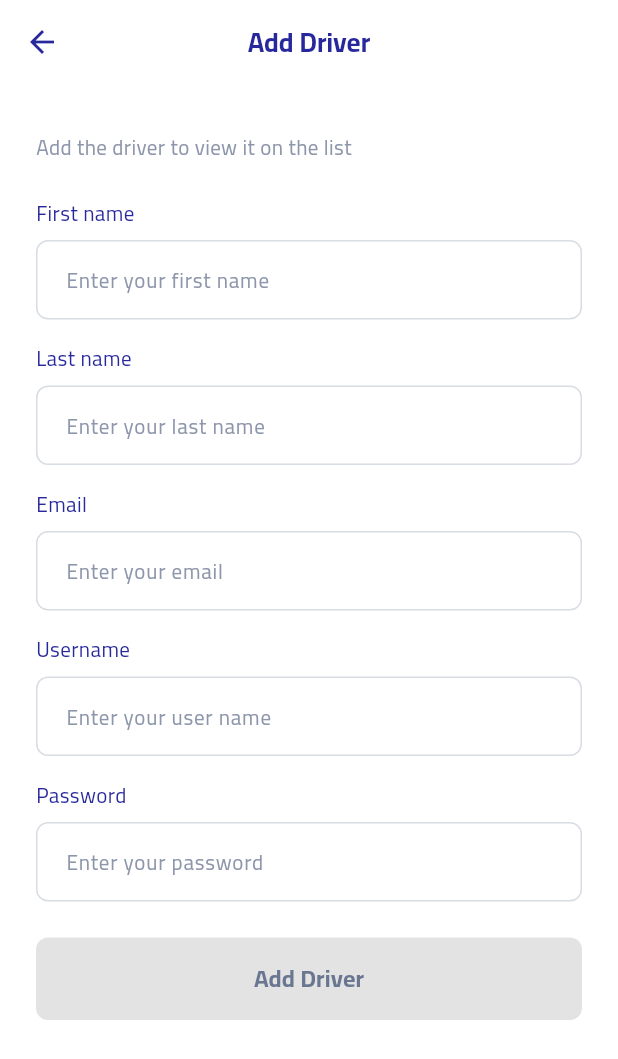
After one commit to drgtio/FLMS-MobileAPP, a Flutter app: the DriversListScreen screen opened by its route, after a tap on "Add Driver", on a phone screen of 412 x 824 dp. The commit adds this screen. Shown: the top 1059 px of the screen. Run offline on Flutter 3.47's test engine with Material 3 defaults, Android fonts, the phone set to English and light mode, and no system bars; our stand-ins replace connectivity_plus, dartz, dio, easy_localization, flutter_secure_storage, flutter_svg and 10 more; accounts and stored records are empty; generated files the repository leaves out were written again.

Commit message:
implement update driver and add driver ui

```diff
--- a/lib/core/assets/localizations/ar/main.json
+++ b/lib/core/assets/localizations/ar/main.json
@@ -1,6 +1,6 @@
 {
     "home": "الرئيسية",
     "vehicles": "السيارات",
-    "dirvers": "السائقين",
+    "drivers": "السائقين",
     "more": "المزيد"
 }
--- a/lib/core/assets/localizations/en/main.json
+++ b/lib/core/assets/localizations/en/main.json
@@ -1,6 +1,6 @@
 {
     "home": "Home",
     "vehicles": "Vehicles",
-    "dirvers": "Drivers",
+    "drivers": "Drivers",
     "more": "More"
 }
--- a/lib/core/components/edittext/edit_text_default.dart
+++ b/lib/core/components/edittext/edit_text_default.dart
@@ -39,6 +39,7 @@ class AppTextFieldDefault extends StatelessWidget {
           TextFormField(
             controller: controller,
             style: AppStyles.textSize14,
+            obscureText: obscureText,
             keyboardType: TextInputType.text,
             maxLength: 55,
             validator: validator,
--- a/lib/core/navigation/navigation_router.dart
+++ b/lib/core/navigation/navigation_router.dart
@@ -12,6 +12,12 @@ import 'package:v2x/features/home/presentation/home_view_model.dart';
 import 'package:v2x/features/main/presentation/main_screen.dart';
 import 'package:v2x/features/main/presentation/main_view_model.dart';
 import 'package:v2x/features/splash/splash_screen.dart';
+import 'package:v2x/features/drivers/domain/utils/constant_drivers.dart';
+import 'package:v2x/features/drivers/data/remote/response/remote_driver_model.dart';
+import 'package:v2x/features/drivers/presentation/adddriver/add_driver_screen.dart';
+import 'package:v2x/features/drivers/presentation/adddriver/add_driver_view_model.dart';
+import 'package:v2x/features/drivers/presentation/drivers_list_screen.dart';
+import 'package:v2x/features/drivers/presentation/drivers_list_view_model.dart';
 import 'package:v2x/features/vehicles/data/remote/response/remote_vehicle_model.dart';
 import 'package:v2x/features/vehicles/domain/utils/constant_vehicles.dart';
 import 'package:v2x/features/vehicles/presentation/addeditvehicle/add_edit_vehicle_screen.dart';
@@ -55,12 +61,12 @@ final GoRouter router = GoRouter(
           },
         ),
         GoRoute(
-          path: AppRoutes.home,
+          path: AppRoutes.drivers,
           name: 'drivers',
           builder: (context, state) {
-            return ChangeNotifierProvider<HomeViewModel>(
-              create: (_) => getIt<HomeViewModel>(),
-              child: const HomeScreen(),
+            return ChangeNotifierProvider<DriversListViewModel>(
+              create: (_) => getIt<DriversListViewModel>(),
+              child: const DriversListScreen(),
             );
           },
         ),
@@ -115,6 +121,23 @@ final GoRouter router = GoRouter(
       },
     ),
     GoRoute(
+      path: AppRoutes.addDriver,
+      builder: (context, state) {
+        final data = state.extra as Map<String, dynamic>?;
+        final onRefresh = data?[ConstantDrivers.onRefresh] as Function();
+        final selectedDriver =
+            data?[ConstantDrivers.selectedDriver] as RemoteDriverModel?;
+
+        return ChangeNotifierProvider<AddDriverViewModel>(
+          create: (_) => getIt<AddDriverViewModel>(),
+          child: AddDriverScreen(
+            onRefresh: onRefresh,
+            selectedDriver: selectedDriver,
+          ),
+        );
+      },
+    ),
+    GoRoute(
       path: AppRoutes.addVehicle,
       builder: (context, state) {
         final data = state.extra as Map<String, dynamic>?;
@@ -142,6 +165,7 @@ class AppRoutes {
   static const vehicles = '/lib/features/vehicles/presentation';
   static const addVehicle = '/lib/features/vehicles/presentation/addeditvehicle';
   static const drivers = '/lib/features/drivers/presentation';
+  static const addDriver = '/lib/features/drivers/presentation/adddriver';
   static const static = '/lib/features/more/presentation/static';
   static const lookupList = '/lib/features/vehicles/presentation/lookup';
   static const contactUs = '/lib/features/more/presentation/contactus';
--- a/lib/features/drivers/data/remote/remote_drivers_data_source.dart
+++ b/lib/features/drivers/data/remote/remote_drivers_data_source.dart
@@ -15,4 +15,13 @@ abstract class RemoteDriversDataSource {
     @Query('PageNumber') int? page,
     @Query('PageSize') int? pageSize,
   );
+
+  @POST('/management/user/')
+  Future<BaseResponse<dynamic>> addDriver(@Body() Map<String, dynamic> body);
+
+  @PUT('/management/user/{id}')
+  Future<BaseResponse<dynamic>> updateDriver(
+    @Path('id') String id,
+    @Body() Map<String, dynamic> body,
+  );
 }
--- a/lib/features/drivers/data/repository/drivers_repository_impl.dart
+++ b/lib/features/drivers/data/repository/drivers_repository_impl.dart
@@ -44,4 +44,51 @@ class DriversRepositoryImpl implements DriversRepository {
       );
     }
   }
+
+  @override
+  Future<bool?> addDriver(
+    String firstName,
+    String lastName,
+    String email,
+    String username,
+    String password,
+  ) async {
+    final response = await _remoteDataSource.addDriver({
+      'firstName': firstName,
+      'lastName': lastName,
+      'email': email,
+      'username': username,
+      'password': password,
+      'userType': 4,
+      'rolesId': [3],
+    });
+    return response.success;
+  }
+
+  @override
+  Future<bool?> updateDriver(
+    String id,
+    String firstName,
+    String lastName,
+    String email,
+    String username,
+    String? password,
+  ) async {
+    final Map<String, dynamic> body = {
+      'id': id,
+      'firstName': firstName,
+      'lastName': lastName,
+      'email': email,
+      'username': username,
+      'userType': 4,
+      'rolesId': [3],
+    };
+
+    if (password != null && password.isNotEmpty) {
+      body['password'] = password;
+    }
+
+    final response = await _remoteDataSource.updateDriver(id, body);
+    return response.success;
+  }
 }
--- a/lib/features/drivers/domain/repository/drivers_repository.dart
+++ b/lib/features/drivers/domain/repository/drivers_repository.dart
@@ -6,4 +6,21 @@ abstract class DriversRepository {
   Future<Either<AppException, RemoteDriversData>> getDriversList({
     required int page,
   });
+
+  Future<bool?> addDriver(
+    String firstName,
+    String lastName,
+    String email,
+    String username,
+    String password,
+  );
+
+  Future<bool?> updateDriver(
+    String id,
+    String firstName,
+    String lastName,
+    String email,
+    String username,
+    String? password,
+  );
 }
--- /dev/null
+++ b/lib/features/drivers/domain/usecases/add_driver_use_case.dart
@@ -0,0 +1,19 @@
+import 'package:injectable/injectable.dart';
+import 'package:v2x/features/drivers/domain/repository/drivers_repository.dart';
+
+@injectable
+class AddDriverUseCase {
+  final DriversRepository repository;
+
+  AddDriverUseCase(this.repository);
+
+  Future<bool?> call(
+    String firstName,
+    String lastName,
+    String email,
+    String username,
+    String password,
+  ) {
+    return repository.addDriver(firstName, lastName, email, username, password);
+  }
+}
--- /dev/null
+++ b/lib/features/drivers/domain/usecases/update_driver_use_case.dart
@@ -0,0 +1,27 @@
+import 'package:injectable/injectable.dart';
+import 'package:v2x/features/drivers/domain/repository/drivers_repository.dart';
+
+@injectable
+class UpdateDriverUseCase {
+  final DriversRepository repository;
+
+  UpdateDriverUseCase(this.repository);
+
+  Future<bool?> call(
+    String id,
+    String firstName,
+    String lastName,
+    String email,
+    String username,
+    String? password,
+  ) {
+    return repository.updateDriver(
+      id,
+      firstName,
+      lastName,
+      email,
+      username,
+      password,
+    );
+  }
+}
--- /dev/null
+++ b/lib/features/drivers/domain/usecases/validate_add_driver_use_case.dart
@@ -0,0 +1,19 @@
+import 'package:injectable/injectable.dart';
+
+@injectable
+class ValidateAddDriverUseCase {
+  bool call({
+    required String? firstName,
+    required String? lastName,
+    required String? email,
+    required String? username,
+    required String? password,
+    bool isEditMode = false,
+  }) {
+    return firstName?.isNotEmpty == true &&
+        lastName?.isNotEmpty == true &&
+        email?.isNotEmpty == true &&
+        username?.isNotEmpty == true &&
+        (isEditMode || password?.isNotEmpty == true);
+  }
+}
--- /dev/null
+++ b/lib/features/drivers/domain/utils/constant_drivers.dart
@@ -0,0 +1,4 @@
+class ConstantDrivers {
+  static const String onRefresh = 'onRefresh';
+  static const String selectedDriver = 'selectedDriver';
+}
--- /dev/null
+++ b/lib/features/drivers/presentation/adddriver/add_driver_screen.dart
@@ -0,0 +1,223 @@
+import 'package:easy_localization/easy_localization.dart';
+import 'package:flutter/material.dart';
+import 'package:go_router/go_router.dart';
+import 'package:v2x/core/components/button/filled_button.dart';
+import 'package:v2x/core/components/edittext/edit_text_default.dart';
+import 'package:v2x/core/components/toolbar/main_toolbar.dart';
+import 'package:v2x/core/di/service_locator.dart';
+import 'package:v2x/core/network/state/result_state.dart';
+import 'package:v2x/core/theme/app_colors.dart';
+import 'package:v2x/core/theme/app_style.dart';
+import 'package:v2x/core/utils/snack_bar.dart';
+import 'package:v2x/features/drivers/data/remote/response/remote_driver_model.dart';
+import 'package:v2x/features/drivers/presentation/adddriver/add_driver_view_model.dart';
+
+class AddDriverScreen extends StatefulWidget {
+  final Function() onRefresh;
+  final RemoteDriverModel? selectedDriver;
+
+  const AddDriverScreen({super.key, required this.onRefresh, this.selectedDriver});
+
+  @override
+  State<AddDriverScreen> createState() => _AddDriverScreenState();
+}
+
+class _AddDriverScreenState extends State<AddDriverScreen> {
+  final viewModel = getIt<AddDriverViewModel>();
+
+  final TextEditingController firstNameController = TextEditingController();
+  final TextEditingController lastNameController = TextEditingController();
+  final TextEditingController emailController = TextEditingController();
+  final TextEditingController usernameController = TextEditingController();
+  final TextEditingController passwordController = TextEditingController();
+
+  @override
+  void initState() {
+    firstNameController.addListener(_updateButtonState);
+    lastNameController.addListener(_updateButtonState);
+    emailController.addListener(_updateButtonState);
+    usernameController.addListener(_updateButtonState);
+    passwordController.addListener(_updateButtonState);
+    viewModel.addDriverState.addListener(_handleAddDriverNavigation);
+    viewModel.updateDriverState.addListener(_handleUpdateDriverNavigation);
+    _prefillIfEditMode();
+    super.initState();
+  }
+
+  @override
+  void dispose() {
+    firstNameController.dispose();
+    lastNameController.dispose();
+    emailController.dispose();
+    usernameController.dispose();
+    passwordController.dispose();
+    super.dispose();
+  }
+
+  void _handleAddDriverNavigation() {
+    final state = viewModel.addDriverState.value;
+    if (state is Success<bool?>) {
+      showSnackBarDefault(context, 'driver_added_successfully'.tr());
+      viewModel.addDriverState.value = Idle();
+      GoRouter.of(context).pop();
+      widget.onRefresh();
+    }
+  }
+
+  void _handleUpdateDriverNavigation() {
+    final state = viewModel.updateDriverState.value;
+    if (state is Success<bool?>) {
+      showSnackBarDefault(context, 'driver_updated_successfully'.tr());
+      viewModel.updateDriverState.value = Idle();
+      GoRouter.of(context).pop();
+      widget.onRefresh();
+    }
+  }
+
+  void _updateButtonState() {
+    viewModel.errorMessage = null;
+    viewModel.validateAddDriverButton(
+      firstNameController.text,
+      lastNameController.text,
+      emailController.text,
+      usernameController.text,
+      passwordController.text,
+      widget.selectedDriver != null,
+    );
+  }
+
+  void _onSubmitClick() {
+    if (widget.selectedDriver != null) {
+      viewModel.updateDriver(
+        widget.selectedDriver?.id ?? '',
+        firstNameController.text,
+        lastNameController.text,
+        emailController.text,
+        usernameController.text,
+        passwordController.text.trim().isEmpty ? null : passwordController.text,
+      );
+      return;
+    }
+
+    viewModel.addDriver(
+      firstNameController.text,
+      lastNameController.text,
+      emailController.text,
+      usernameController.text,
+      passwordController.text,
+    );
+  }
+
+  @override
+  Widget build(BuildContext context) {
+    return AnimatedBuilder(
+      animation: viewModel,
+      builder:
+          (context, _) => Scaffold(
+            appBar: MainToolbar(
+              title:
+                  widget.selectedDriver != null
+                      ? 'edit_driver'.tr()
+                      : 'add_driver'.tr(),
+              showBackButton: true,
+            ),
+            body: SingleChildScrollView(
+              child: Column(
+                crossAxisAlignment: CrossAxisAlignment.start,
+                children: [
+                  const SizedBox(height: 32),
+                  _buildSubTitle(),
+                  const SizedBox(height: 24),
+                  AppTextFieldDefault(
+                    hint: 'enter_first_name'.tr(),
+                    label: 'first_name'.tr(),
+                    controller: firstNameController,
+                    validator: (value) => null,
+                  ),
+                  const SizedBox(height: 16),
+                  AppTextFieldDefault(
+                    hint: 'enter_last_name'.tr(),
+                    label: 'last_name'.tr(),
+                    controller: lastNameController,
+                    validator: (value) => null,
+                  ),
+                  const SizedBox(height: 16),
+                  AppTextFieldDefault(
+                    hint: 'enter_email'.tr(),
+                    label: 'email'.tr(),
+                    controller: emailController,
+                    validator: (value) => null,
+                  ),
+                  const SizedBox(height: 16),
+                  AppTextFieldDefault(
+                    hint: 'enter_user_name'.tr(),
+                    label: 'user_name'.tr(),
+                    controller: usernameController,
+                    validator: (value) => null,
+                  ),
+                  const SizedBox(height: 16),
+                  AppTextFieldDefault(
+                    hint:
+                        widget.selectedDriver != null
+                            ? 'enter_new_password'.tr()
+                            : 'enter_password'.tr(),
+                    label:
+                        widget.selectedDriver != null
+                            ? 'new_password'.tr()
+                            : 'password'.tr(),
+                    controller: passwordController,
+                    obscureText: true,
+                    validator: (value) => null,
+                  ),
+                  const SizedBox(height: 24),
+                  ValueListenableBuilder<ResultState<bool?>>(
+                    valueListenable:
+                        widget.selectedDriver != null
+                            ? viewModel.updateDriverState
+                            : viewModel.addDriverState,
+                    builder: (context, state, _) {
+                      return AppFilledButton(
+                        label:
+                            widget.selectedDriver != null
+                                ? 'edit'.tr()
+                                : 'add_driver'.tr(),
+                        isLoading: state is Loading,
+                        isEnabled: viewModel.isButtonEnabled,
+                        onClick: _onSubmitClick,
+                      );
+                    },
+                  ),
+                ],
+              ),
+            ),
+          ),
+    );
+  }
+
+  Widget _buildSubTitle() => Padding(
+    padding: const EdgeInsets.symmetric(horizontal: 24),
+    child: Text(
+      widget.selectedDriver != null
+          ? 'edit_driver_sub_title'.tr()
+          : 'add_driver_sub_title'.tr(),
+      textAlign: TextAlign.start,
+      style: AppStyles.textSize14.copyWith(color: AppColors.neutral30),
+    ),
+  );
+
+  void _prefillIfEditMode() {
+    final selectedDriver = widget.selectedDriver;
+    if (selectedDriver == null) return;
+
+    final fullName = (selectedDriver.fullName ?? '').trim();
+    final parts = fullName.isEmpty ? <String>[] : fullName.split(RegExp(r'\s+'));
+    final firstName = parts.isNotEmpty ? parts.first : '';
+    final lastName = parts.length > 1 ? parts.sublist(1).join(' ') : '';
+
+    firstNameController.text = firstName;
+    lastNameController.text = lastName;
+    emailController.text = selectedDriver.email ?? '';
+    usernameController.text = selectedDriver.username ?? '';
+    _updateButtonState();
+  }
+}
--- /dev/null
+++ b/lib/features/drivers/presentation/adddriver/add_driver_view_model.dart
@@ -0,0 +1,102 @@
+import 'package:flutter/material.dart';
+import 'package:injectable/injectable.dart';
+import 'package:v2x/core/network/error/app_exception.dart';
+import 'package:v2x/core/network/state/request_state_handler.dart';
+import 'package:v2x/core/network/state/result_state.dart';
+import 'package:v2x/features/drivers/domain/usecases/add_driver_use_case.dart';
+import 'package:v2x/features/drivers/domain/usecases/update_driver_use_case.dart';
+import 'package:v2x/features/drivers/domain/usecases/validate_add_driver_use_case.dart';
+
+@injectable
+class AddDriverViewModel extends ChangeNotifier {
+  final AddDriverUseCase _addDriverUseCase;
+  final UpdateDriverUseCase _updateDriverUseCase;
+  final ValidateAddDriverUseCase _validateAddDriverUseCase;
+
+  AddDriverViewModel(
+    this._addDriverUseCase,
+    this._validateAddDriverUseCase,
+    this._updateDriverUseCase,
+  );
+
+  String? errorMessage;
+  bool _isButtonEnabled = false;
+  bool get isButtonEnabled => _isButtonEnabled;
+
+  final ValueNotifier<ResultState<bool?>> addDriverState =
+      ValueNotifier<ResultState<bool?>>(Idle());
+  final ValueNotifier<ResultState<bool?>> updateDriverState =
+      ValueNotifier<ResultState<bool?>>(Idle());
+
+  Future<void> addDriver(
+    String firstName,
+    String lastName,
+    String email,
+    String username,
+    String password,
+  ) async {
+    RequestStateHandler.run<bool?>(
+      action:
+          () => _addDriverUseCase(firstName, lastName, email, username, password),
+      stateNotifier: addDriverState,
+    ).then((_) {
+      final state = addDriverState.value;
+      if (state is Error) {
+        final stateError = state as Error;
+        final error = (stateError.error as AppException?);
+        errorMessage = error?.message;
+        notifyListeners();
+      }
+    });
+  }
+
+  Future<void> updateDriver(
+    String id,
+    String firstName,
+    String lastName,
+    String email,
+    String username,
+    String? password,
+  ) async {
+    RequestStateHandler.run<bool?>(
+      action:
+          () => _updateDriverUseCase(
+            id,
+            firstName,
+            lastName,
+            email,
+            username,
+            password,
+          ),
+      stateNotifier: updateDriverState,
+    ).then((_) {
+      final state = updateDriverState.value;
+      if (state is Error) {
+        final stateError = state as Error;
+        final error = (stateError.error as AppException?);
+        errorMessage = error?.message;
+        notifyListeners();
+      }
+    });
+  }
+
+  bool validateAddDriverButton(
+    String firstName,
+    String lastName,
+    String email,
+    String username,
+    String password,
+    bool isEditMode,
+  ) {
+    _isButtonEnabled = _validateAddDriverUseCase.call(
+      firstName: firstName,
+      lastName: lastName,
+      email: email,
+      username: username,
+      password: password,
+      isEditMode: isEditMode,
+    );
+    notifyListeners();
+    return _isButtonEnabled;
+  }
+}
--- a/lib/features/drivers/presentation/drivers_list_screen.dart
+++ b/lib/features/drivers/presentation/drivers_list_screen.dart
@@ -1,12 +1,15 @@
 import 'package:easy_localization/easy_localization.dart';
 import 'package:flutter/material.dart';
+import 'package:go_router/go_router.dart';
 import 'package:provider/provider.dart';
 import 'package:v2x/core/components/button/filled_button.dart';
 import 'package:v2x/core/components/button/outline_button.dart';
+import 'package:v2x/core/navigation/navigation_router.dart';
 import 'package:v2x/core/components/toolbar/main_toolbar.dart';
 import 'package:v2x/core/network/state/result_state.dart';
 import 'package:v2x/core/theme/app_colors.dart';
 import 'package:v2x/features/drivers/data/remote/response/remote_driver_model.dart';
+import 'package:v2x/features/drivers/domain/utils/constant_drivers.dart';
 import 'package:v2x/features/drivers/presentation/components/driver_item.dart';
 import 'package:v2x/features/drivers/presentation/components/empty_view.dart';
 import 'package:v2x/features/drivers/presentation/drivers_list_view_model.dart';
@@ -57,7 +60,12 @@ class _DriversListScreenState extends State<DriversListScreen> {
             color: AppColors.white,
             child: AppFilledButton(
               label: 'add_driver'.tr(),
-              onClick: () => _showNotImplemented(context),
+              onClick: () {
+                GoRouter.of(context).push(
+                  AppRoutes.addDriver,
+                  extra: {ConstantDrivers.onRefresh: viewModel.init},
+                );
+              },
             ),
           ),
           Expanded(
@@ -84,7 +92,15 @@ class _DriversListScreenState extends State<DriversListScreen> {
                           final driver = viewModel.items[index];
                           return DriverItem(
                             item: driver,
-                            onClickEditDriver: () => _showNotImplemented(context),
+                            onClickEditDriver: () {
+                              GoRouter.of(context).push(
+                                AppRoutes.addDriver,
+                                extra: {
+                                  ConstantDrivers.selectedDriver: driver,
+                                  ConstantDrivers.onRefresh: viewModel.init,
+                                },
+                              );
+                            },
                             onClickDeleteDriver:
                                 () => _showDeleteDriverDialog(
                                   context,
--- a/lib/gen/assets.gen.dart
+++ b/lib/gen/assets.gen.dart
@@ -46,6 +46,9 @@ class $LibCoreAssetsLocalizationsArGen {
   /// File path: lib/core/assets/localizations/ar/common.json
   String get common => 'lib/core/assets/localizations/ar/common.json';
 
+  /// File path: lib/core/assets/localizations/ar/drivers.json
+  String get drivers => 'lib/core/assets/localizations/ar/drivers.json';
+
   /// File path: lib/core/assets/localizations/ar/main.json
   String get main => 'lib/core/assets/localizations/ar/main.json';
 
@@ -53,7 +56,7 @@ class $LibCoreAssetsLocalizationsArGen {
   String get vehicles => 'lib/core/assets/localizations/ar/vehicles.json';
 
   /// List of all assets
-  List<String> get values => [auth, common, main, vehicles];
+  List<String> get values => [auth, common, drivers, main, vehicles];
 }
 
 class $LibCoreAssetsLocalizationsEnGen {
@@ -65,6 +68,9 @@ class $LibCoreAssetsLocalizationsEnGen {
   /// File path: lib/core/assets/localizations/en/common.json
   String get common => 'lib/core/assets/localizations/en/common.json';
 
+  /// File path: lib/core/assets/localizations/en/drivers.json
+  String get drivers => 'lib/core/assets/localizations/en/drivers.json';
+
   /// File path: lib/core/assets/localizations/en/main.json
   String get main => 'lib/core/assets/localizations/en/main.json';
 
@@ -72,7 +78,7 @@ class $LibCoreAssetsLocalizationsEnGen {
   String get vehicles => 'lib/core/assets/localizations/en/vehicles.json';
 
   /// List of all assets
-  List<String> get values => [auth, common, main, vehicles];
+  List<String> get values => [auth, common, drivers, main, vehicles];
 }
 
 class Assets {
```
Also changed, not shown: lib/core/assets/localizations/ar/drivers.json (added, +21 -0 lines), lib/core/assets/localizations/en/drivers.json (added, +21 -0 lines), lib/core/di/service_locator.config.dart, lib/features/drivers/data/remote/remote_drivers_data_source.g.dart.
